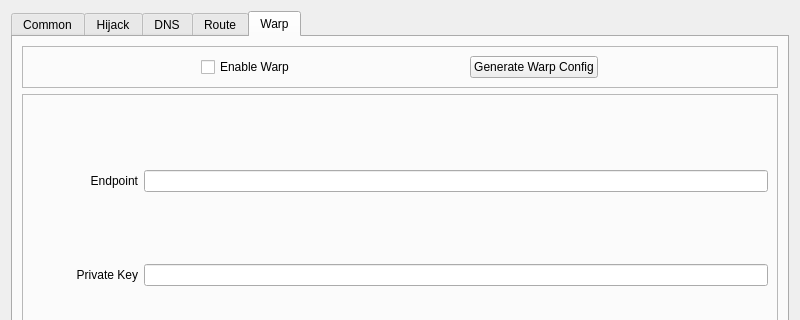
First picture: the form in src/nekobox/ui/setting/dialog_manage_routes.ui, repository qr243vbi/nekobox, before the edit; both pictures show x 0 to 800 and y 0 to 320 of the 800 by 600 pixel window.
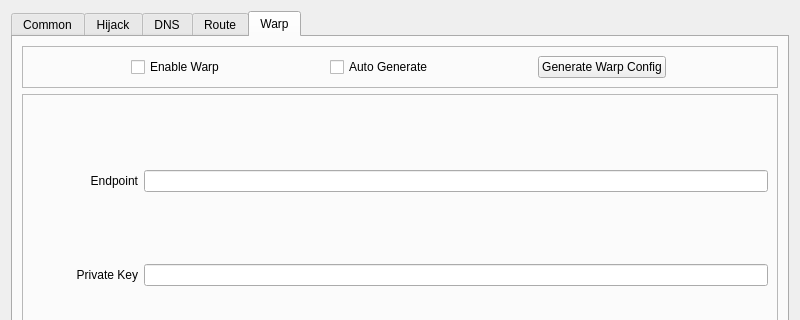
Second picture: the form after the edit. The open tabs and pages were chosen to show the change.

Commit message: Add warp auto generate checkbox

Patch:
```diff
--- a/src/nekobox/ui/setting/dialog_manage_routes.ui
+++ b/src/nekobox/ui/setting/dialog_manage_routes.ui
@@ -707,6 +707,19 @@
             </property>
            </widget>
           </item>
+          <item>
+           <widget class="QCheckBox" name="checkBox">
+            <property name="sizePolicy">
+             <sizepolicy hsizetype="Maximum" vsizetype="Fixed">
+              <horstretch>0</horstretch>
+              <verstretch>0</verstretch>
+             </sizepolicy>
+            </property>
+            <property name="text">
+             <string>Auto Generate</string>
+            </property>
+           </widget>
+          </item>
           <item>
            <widget class="QPushButton" name="warp_autogen_2">
             <property name="sizePolicy">
```
Left out of the diff: 2 changed lines with no effect on the pictures. The commit also changes 2 other files.
